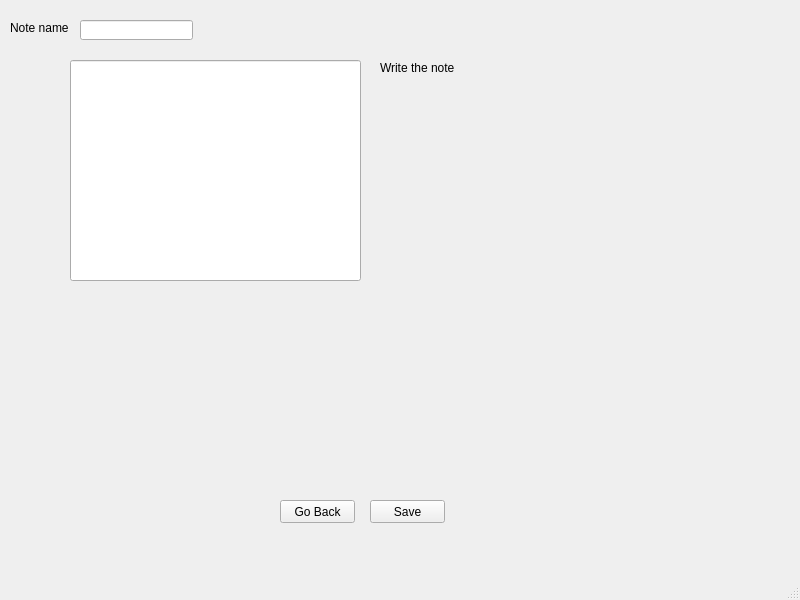
Before: the Qt Designer form Program/gui_note_window.ui in zgjimzhubajj/Student-Assistant, drawn with Qt 5.
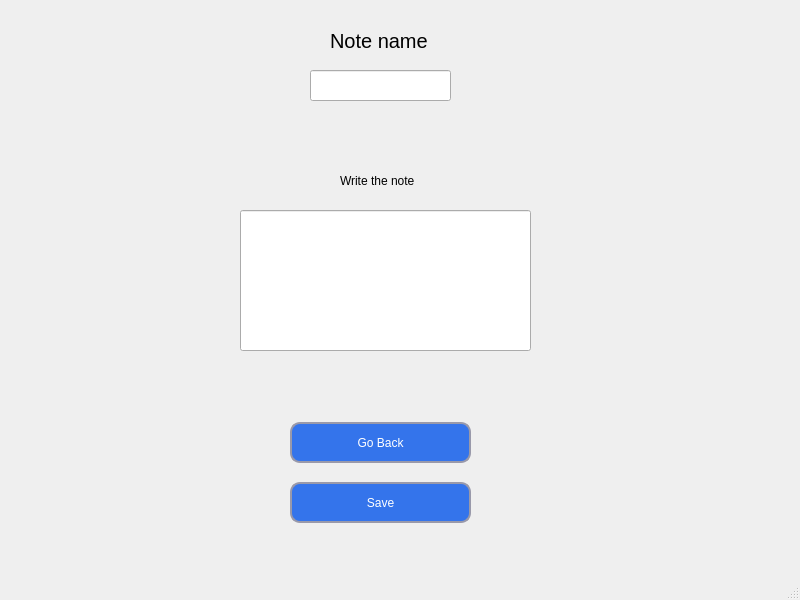
After: the same form once the commit is applied.

```diff
--- a/Program/gui_note_window.ui
+++ b/Program/gui_note_window.ui
@@ -17,10 +17,10 @@
    <widget class="QLabel" name="label">
     <property name="geometry">
      <rect>
-      <x>380</x>
-      <y>60</y>
-      <width>101</width>
-      <height>16</height>
+      <x>340</x>
+      <y>160</y>
+      <width>401</width>
+      <height>41</height>
      </rect>
     </property>
     <property name="text">
@@ -30,12 +30,18 @@
    <widget class="QLabel" name="label_2">
     <property name="geometry">
      <rect>
-      <x>10</x>
+      <x>330</x>
       <y>20</y>
-      <width>61</width>
-      <height>16</height>
+      <width>381</width>
+      <height>41</height>
      </rect>
     </property>
+    <property name="font">
+     <font>
+      <family>MS Sans Serif</family>
+      <pointsize>15</pointsize>
+     </font>
+    </property>
     <property name="text">
      <string>Note name</string>
     </property>
@@ -43,20 +49,20 @@
    <widget class="QLineEdit" name="line_edit_note_name">
     <property name="geometry">
      <rect>
-      <x>80</x>
-      <y>20</y>
-      <width>113</width>
-      <height>20</height>
+      <x>310</x>
+      <y>70</y>
+      <width>141</width>
+      <height>31</height>
      </rect>
     </property>
    </widget>
    <widget class="QLineEdit" name="line_edit_note">
     <property name="geometry">
      <rect>
-      <x>70</x>
-      <y>60</y>
+      <x>240</x>
+      <y>210</y>
       <width>291</width>
-      <height>221</height>
+      <height>141</height>
      </rect>
     </property>
    </widget>
@@ -76,12 +82,42 @@
    <widget class="QPushButton" name="btn_save">
     <property name="geometry">
      <rect>
-      <x>370</x>
-      <y>500</y>
-      <width>75</width>
-      <height>23</height>
+      <x>290</x>
+      <y>482</y>
+      <width>181</width>
+      <height>41</height>
      </rect>
     </property>
+    <property name="styleSheet">
+     <string notr="true">QPushButton {
+	border-style: solid;
+	border-width: 2px;
+	border-color: #9999aa;
+	border-radius: 10px;
+	color: white;
+	background-color: #3474eb
+}
+
+QPushButton:enabled {
+	background-color: #3474eb
+	color: white;
+}
+
+QPushButton:pressed {
+	background-color: #0d2f72;
+	color: #fffffe;
+}
+
+QPushButton:hover:!pressed {
+	background-color: E1F4FF;
+	color: 0c2f70;
+}
+
+QPushButton:disabled {
+	background-color: #aaaaaa;
+	color: #ffffff;
+}</string>
+    </property>
     <property name="text">
      <string>Save</string>
     </property>
@@ -89,12 +125,42 @@
    <widget class="QPushButton" name="btn_back">
     <property name="geometry">
      <rect>
-      <x>280</x>
-      <y>500</y>
-      <width>75</width>
-      <height>23</height>
+      <x>290</x>
+      <y>422</y>
+      <width>181</width>
+      <height>41</height>
      </rect>
     </property>
+    <property name="styleSheet">
+     <string notr="true">QPushButton {
+	border-style: solid;
+	border-width: 2px;
+	border-color: #9999aa;
+	border-radius: 10px;
+	color: white;
+	background-color: #3474eb
+}
+
+QPushButton:enabled {
+	background-color: #3474eb
+	color: white;
+}
+
+QPushButton:pressed {
+	background-color: #0d2f72;
+	color: #fffffe;
+}
+
+QPushButton:hover:!pressed {
+	background-color: E1F4FF;
+	color: 0c2f70;
+}
+
+QPushButton:disabled {
+	background-color: #aaaaaa;
+	color: #ffffff;
+}</string>
+    </property>
     <property name="text">
      <string>Go Back</string>
     </property>
```
Left out of the diff: 2 changed lines with no effect on the pictures.
